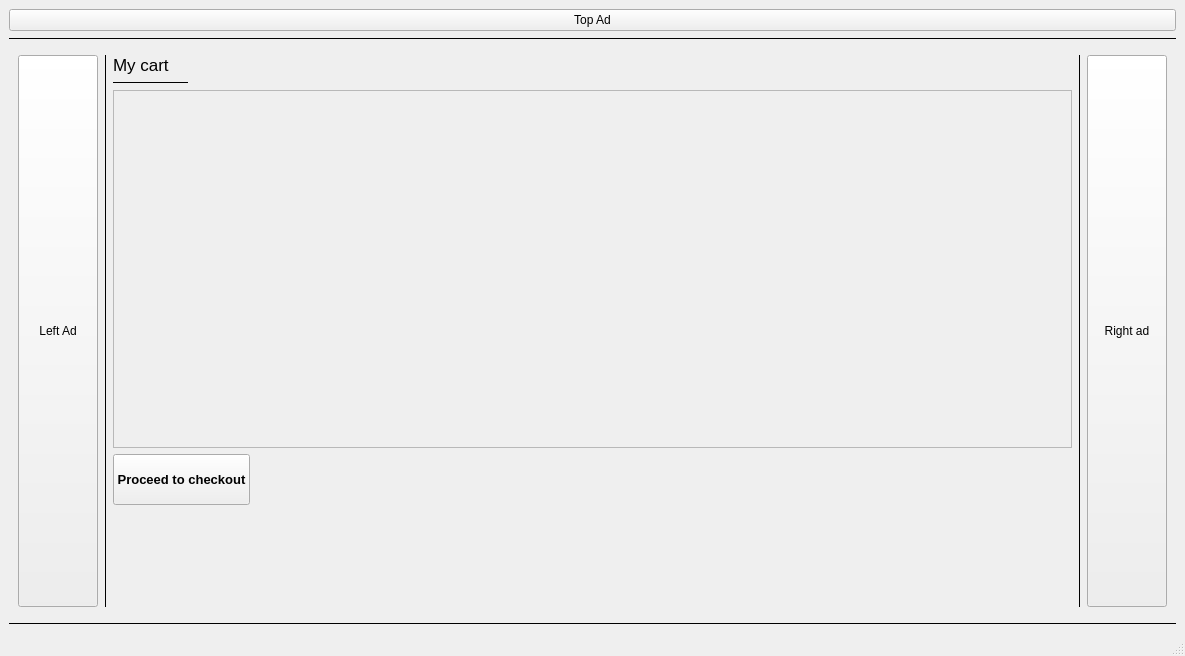
This is mainwindow.ui in hnowakowski/Online-shop-simulator as Qt 5 draws it before an edit. The edited form follows.
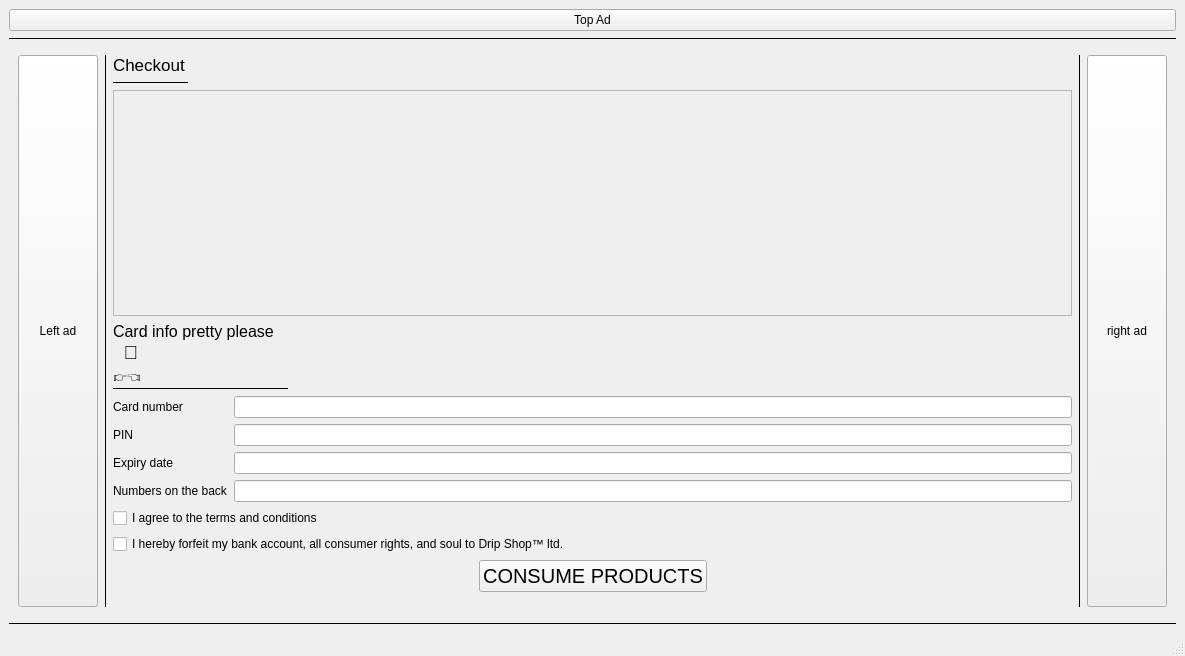
This is the edited form.

Commit message: added checkout page

```diff
--- a/mainwindow.ui
+++ b/mainwindow.ui
@@ -673,6 +673,339 @@
         </item>
        </layout>
       </widget>
+      <widget class="QWidget" name="pageCheckout">
+       <layout class="QVBoxLayout" name="verticalLayout_11">
+        <item>
+         <layout class="QHBoxLayout" name="horizontalLayout_9">
+          <item>
+           <widget class="QPushButton" name="btnTEMPLeftAd_5">
+            <property name="sizePolicy">
+             <sizepolicy hsizetype="Minimum" vsizetype="Minimum">
+              <horstretch>0</horstretch>
+              <verstretch>0</verstretch>
+             </sizepolicy>
+            </property>
+            <property name="text">
+             <string>Left ad</string>
+            </property>
+           </widget>
+          </item>
+          <item>
+           <widget class="Line" name="line_17">
+            <property name="frameShadow">
+             <enum>QFrame::Shadow::Plain</enum>
+            </property>
+            <property name="orientation">
+             <enum>Qt::Orientation::Vertical</enum>
+            </property>
+           </widget>
+          </item>
+          <item>
+           <layout class="QVBoxLayout" name="verticalLayout_12" stretch="0,0,15,1,1,1,0,1">
+            <item>
+             <widget class="QLabel" name="labelCheckout">
+              <property name="sizePolicy">
+               <sizepolicy hsizetype="Preferred" vsizetype="Maximum">
+                <horstretch>0</horstretch>
+                <verstretch>0</verstretch>
+               </sizepolicy>
+              </property>
+              <property name="font">
+               <font>
+                <pointsize>13</pointsize>
+                <fontweight>DemiBold</fontweight>
+               </font>
+              </property>
+              <property name="frameShadow">
+               <enum>QFrame::Shadow::Sunken</enum>
+              </property>
+              <property name="text">
+               <string>Checkout</string>
+              </property>
+             </widget>
+            </item>
+            <item>
+             <widget class="Line" name="line_19">
+              <property name="sizePolicy">
+               <sizepolicy hsizetype="Fixed" vsizetype="Fixed">
+                <horstretch>0</horstretch>
+                <verstretch>0</verstretch>
+               </sizepolicy>
+              </property>
+              <property name="minimumSize">
+               <size>
+                <width>75</width>
+                <height>0</height>
+               </size>
+              </property>
+              <property name="frameShadow">
+               <enum>QFrame::Shadow::Plain</enum>
+              </property>
+              <property name="orientation">
+               <enum>Qt::Orientation::Horizontal</enum>
+              </property>
+             </widget>
+            </item>
+            <item>
+             <widget class="QScrollArea" name="scrollAreaCheckout">
+              <property name="sizePolicy">
+               <sizepolicy hsizetype="Expanding" vsizetype="Expanding">
+                <horstretch>0</horstretch>
+                <verstretch>0</verstretch>
+               </sizepolicy>
+              </property>
+              <property name="widgetResizable">
+               <bool>true</bool>
+              </property>
+              <widget class="QWidget" name="scrollAreaWidgetContents_3">
+               <property name="geometry">
+                <rect>
+                 <x>0</x>
+                 <y>0</y>
+                 <width>953</width>
+                 <height>162</height>
+                </rect>
+               </property>
+              </widget>
+             </widget>
+            </item>
+            <item>
+             <layout class="QFormLayout" name="formLayout_3">
+              <property name="verticalSpacing">
+               <number>0</number>
+              </property>
+              <item row="0" column="0">
+               <widget class="QLabel" name="labelCartInfo">
+                <property name="sizePolicy">
+                 <sizepolicy hsizetype="Preferred" vsizetype="Maximum">
+                  <horstretch>0</horstretch>
+                  <verstretch>0</verstretch>
+                 </sizepolicy>
+                </property>
+                <property name="font">
+                 <font>
+                  <pointsize>12</pointsize>
+                  <fontweight>DemiBold</fontweight>
+                 </font>
+                </property>
+                <property name="text">
+                 <string>Card info pretty please</string>
+                </property>
+               </widget>
+              </item>
+              <item row="1" column="0">
+               <widget class="QLabel" name="labelCreature1">
+                <property name="sizePolicy">
+                 <sizepolicy hsizetype="Preferred" vsizetype="Maximum">
+                  <horstretch>0</horstretch>
+                  <verstretch>0</verstretch>
+                 </sizepolicy>
+                </property>
+                <property name="font">
+                 <font>
+                  <pointsize>14</pointsize>
+                 </font>
+                </property>
+                <property name="text">
+                 <string>  🥺</string>
+                </property>
+               </widget>
+              </item>
+              <item row="2" column="0">
+               <widget class="QLabel" name="labelCreature2">
+                <property name="sizePolicy">
+                 <sizepolicy hsizetype="Preferred" vsizetype="Maximum">
+                  <horstretch>0</horstretch>
+                  <verstretch>0</verstretch>
+                 </sizepolicy>
+                </property>
+                <property name="font">
+                 <font>
+                  <pointsize>14</pointsize>
+                 </font>
+                </property>
+                <property name="text">
+                 <string>👉👈</string>
+                </property>
+               </widget>
+              </item>
+              <item row="3" column="0">
+               <widget class="Line" name="line_20">
+                <property name="minimumSize">
+                 <size>
+                  <width>175</width>
+                  <height>0</height>
+                 </size>
+                </property>
+                <property name="baseSize">
+                 <size>
+                  <width>0</width>
+                  <height>0</height>
+                 </size>
+                </property>
+                <property name="frameShadow">
+                 <enum>QFrame::Shadow::Plain</enum>
+                </property>
+                <property name="orientation">
+                 <enum>Qt::Orientation::Horizontal</enum>
+                </property>
+               </widget>
+              </item>
+             </layout>
+            </item>
+            <item>
+             <layout class="QFormLayout" name="formLayout_4">
+              <item row="0" column="0">
+               <widget class="QLabel" name="labelCardNum">
+                <property name="text">
+                 <string>Card number</string>
+                </property>
+               </widget>
+              </item>
+              <item row="1" column="0">
+               <widget class="QLabel" name="labelPin">
+                <property name="text">
+                 <string>PIN</string>
+                </property>
+               </widget>
+              </item>
+              <item row="2" column="0">
+               <widget class="QLabel" name="labelExpiryDate">
+                <property name="text">
+                 <string>Expiry date</string>
+                </property>
+               </widget>
+              </item>
+              <item row="0" column="1">
+               <widget class="QLineEdit" name="lineEditCardNum"/>
+              </item>
+              <item row="1" column="1">
+               <widget class="QLineEdit" name="lineEditPin"/>
+              </item>
+              <item row="2" column="1">
+               <widget class="QLineEdit" name="lineEditExpiryDate"/>
+              </item>
+              <item row="3" column="0">
+               <widget class="QLabel" name="labelNumOnBack">
+                <property name="text">
+                 <string>Numbers on the back</string>
+                </property>
+               </widget>
+              </item>
+              <item row="3" column="1">
+               <widget class="QLineEdit" name="lineEditNumOnBack"/>
+              </item>
+             </layout>
+            </item>
+            <item>
+             <layout class="QFormLayout" name="formLayout_5">
+              <item row="0" column="0">
+               <widget class="QCheckBox" name="checkBoxCheckout1">
+                <property name="text">
+                 <string>I agree to the terms and conditions</string>
+                </property>
+               </widget>
+              </item>
+              <item row="1" column="0">
+               <widget class="QCheckBox" name="checkBoxCheckout2">
+                <property name="text">
+                 <string>I hereby forfeit my bank account, all consumer rights, and soul to Drip Shop™ ltd.</string>
+                </property>
+               </widget>
+              </item>
+             </layout>
+            </item>
+            <item>
+             <layout class="QHBoxLayout" name="horizontalLayout_10">
+              <item>
+               <spacer name="horizontalSpacer_6">
+                <property name="orientation">
+                 <enum>Qt::Orientation::Horizontal</enum>
+                </property>
+                <property name="sizeHint" stdset="0">
+                 <size>
+                  <width>40</width>
+                  <height>20</height>
+                 </size>
+                </property>
+               </spacer>
+              </item>
+              <item>
+               <widget class="QPushButton" name="btnCheckout">
+                <property name="sizePolicy">
+                 <sizepolicy hsizetype="Minimum" vsizetype="Minimum">
+                  <horstretch>0</horstretch>
+                  <verstretch>0</verstretch>
+                 </sizepolicy>
+                </property>
+                <property name="font">
+                 <font>
+                  <pointsize>15</pointsize>
+                  <fontweight>DemiBold</fontweight>
+                 </font>
+                </property>
+                <property name="text">
+                 <string>CONSUME PRODUCTS</string>
+                </property>
+               </widget>
+              </item>
+              <item>
+               <spacer name="horizontalSpacer_7">
+                <property name="orientation">
+                 <enum>Qt::Orientation::Horizontal</enum>
+                </property>
+                <property name="sizeHint" stdset="0">
+                 <size>
+                  <width>40</width>
+                  <height>20</height>
+                 </size>
+                </property>
+               </spacer>
+              </item>
+             </layout>
+            </item>
+            <item>
+             <spacer name="verticalSpacer_4">
+              <property name="orientation">
+               <enum>Qt::Orientation::Vertical</enum>
+              </property>
+              <property name="sizeHint" stdset="0">
+               <size>
+                <width>20</width>
+                <height>40</height>
+               </size>
+              </property>
+             </spacer>
+            </item>
+           </layout>
+          </item>
+          <item>
+           <widget class="Line" name="line_18">
+            <property name="frameShadow">
+             <enum>QFrame::Shadow::Plain</enum>
+            </property>
+            <property name="orientation">
+             <enum>Qt::Orientation::Vertical</enum>
+            </property>
+           </widget>
+          </item>
+          <item>
+           <widget class="QPushButton" name="btnTEMPRightAd_4">
+            <property name="sizePolicy">
+             <sizepolicy hsizetype="Minimum" vsizetype="Minimum">
+              <horstretch>0</horstretch>
+              <verstretch>0</verstretch>
+             </sizepolicy>
+            </property>
+            <property name="text">
+             <string>right ad</string>
+            </property>
+           </widget>
+          </item>
+         </layout>
+        </item>
+       </layout>
+      </widget>
       <widget class="QWidget" name="pageCart">
        <layout class="QVBoxLayout" name="verticalLayout_9">
         <item>
```
